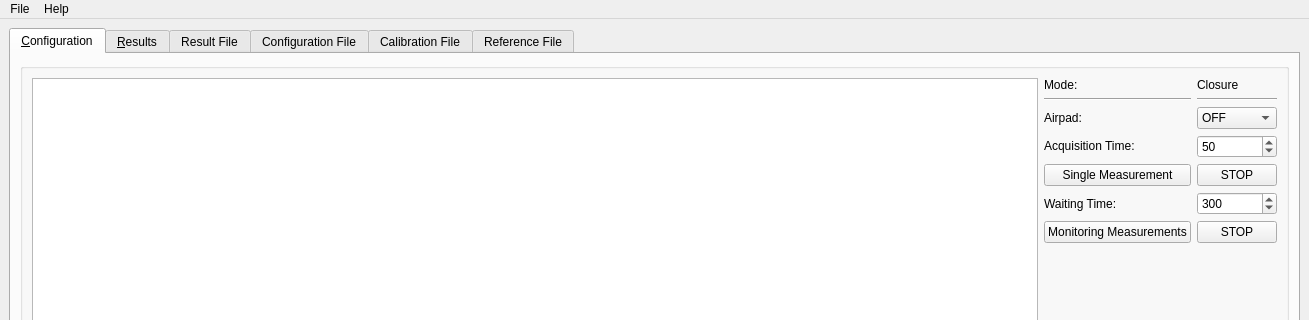
CERN/atlas-adepo, file ADEPO/client/client.ui: the form before one commit; both pictures show x 0 to 1309 and y 0 to 320 of the 1309 by 747 pixel window.
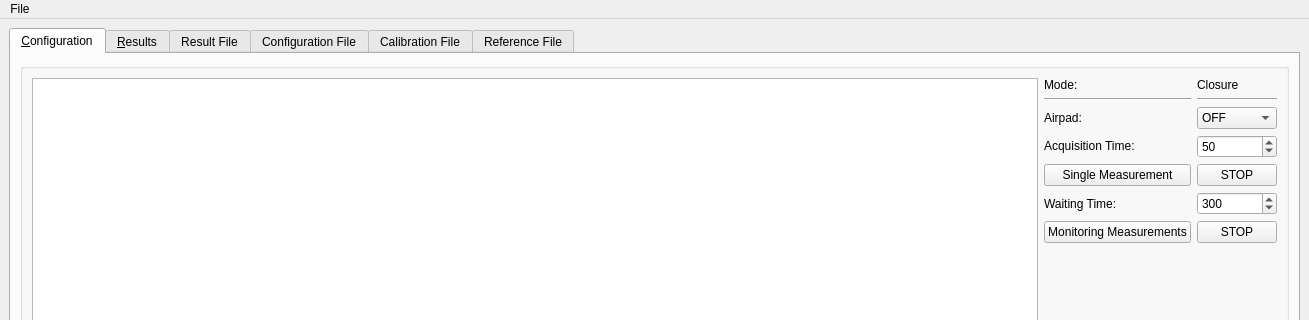
The form after the commit. Icons and pictures are not drawn.

Commit message: Removed help menu

Patch:
```diff
--- a/ADEPO/client/client.ui
+++ b/ADEPO/client/client.ui
@@ -761,20 +761,13 @@
      <height>22</height>
     </rect>
    </property>
-   <widget class="QMenu" name="menuFichier">
+   <widget class="QMenu" name="FileMenu">
     <property name="title">
      <string>File</string>
     </property>
     <addaction name="action_Quitter"/>
    </widget>
-   <widget class="QMenu" name="menuAide">
-    <property name="title">
-     <string>Help</string>
-    </property>
-    <addaction name="actionAbout_Qt"/>
-   </widget>
-   <addaction name="menuFichier"/>
-   <addaction name="menuAide"/>
+   <addaction name="FileMenu"/>
   </widget>
   <widget class="QStatusBar" name="statusBar"/>
   <action name="actionCharger">
```
Left out of the diff: 4 changed lines with no effect on the pictures. The commit also changes 1 other file.
